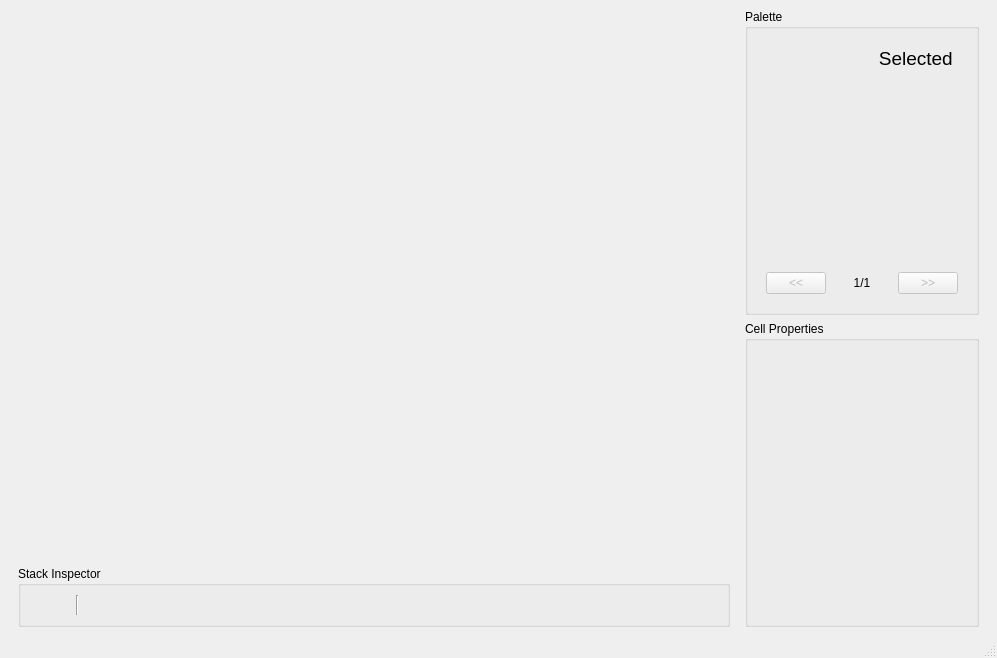
Qt form src/ui/mainwindow.ui (TomekTTX/cellar) before a commit.
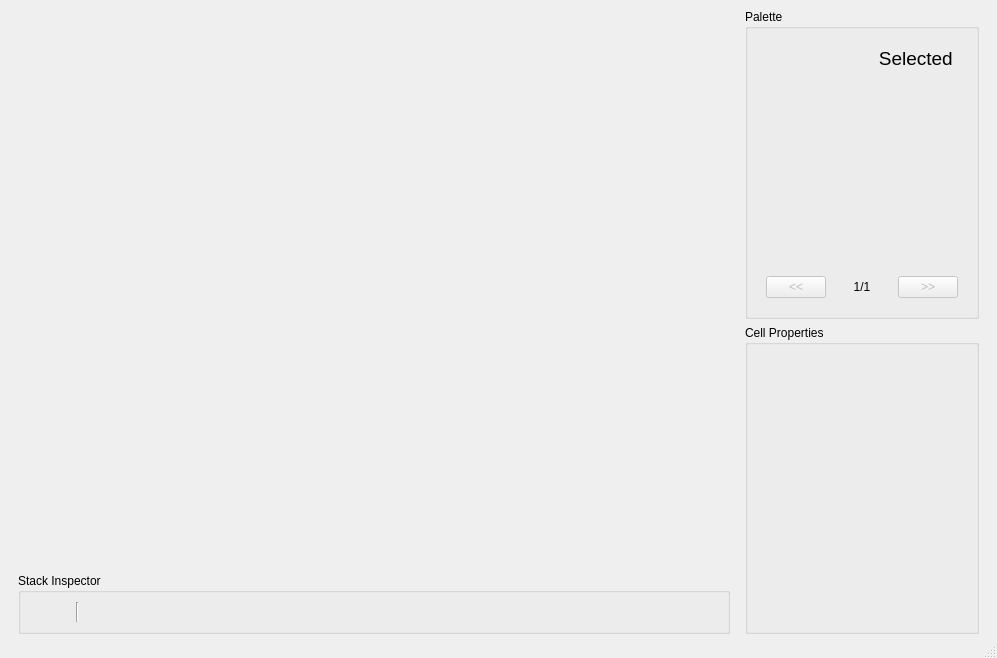
The same form after that commit. Custom widgets are drawn as their Qt base class.

```diff
--- a/src/ui/mainwindow.ui
+++ b/src/ui/mainwindow.ui
@@ -256,7 +256,17 @@
     </rect>
    </property>
   </widget>
-  <widget class="QStatusBar" name="statusbar"/>
+  <widget class="QStatusBar" name="statusbar">
+   <property name="minimumSize">
+    <size>
+     <width>0</width>
+     <height>15</height>
+    </size>
+   </property>
+   <property name="toolTipDuration">
+    <number>10</number>
+   </property>
+  </widget>
  </widget>
  <customwidgets>
   <customwidget>
```
Left out of the diff: 3 changed lines with no effect on the pictures.
